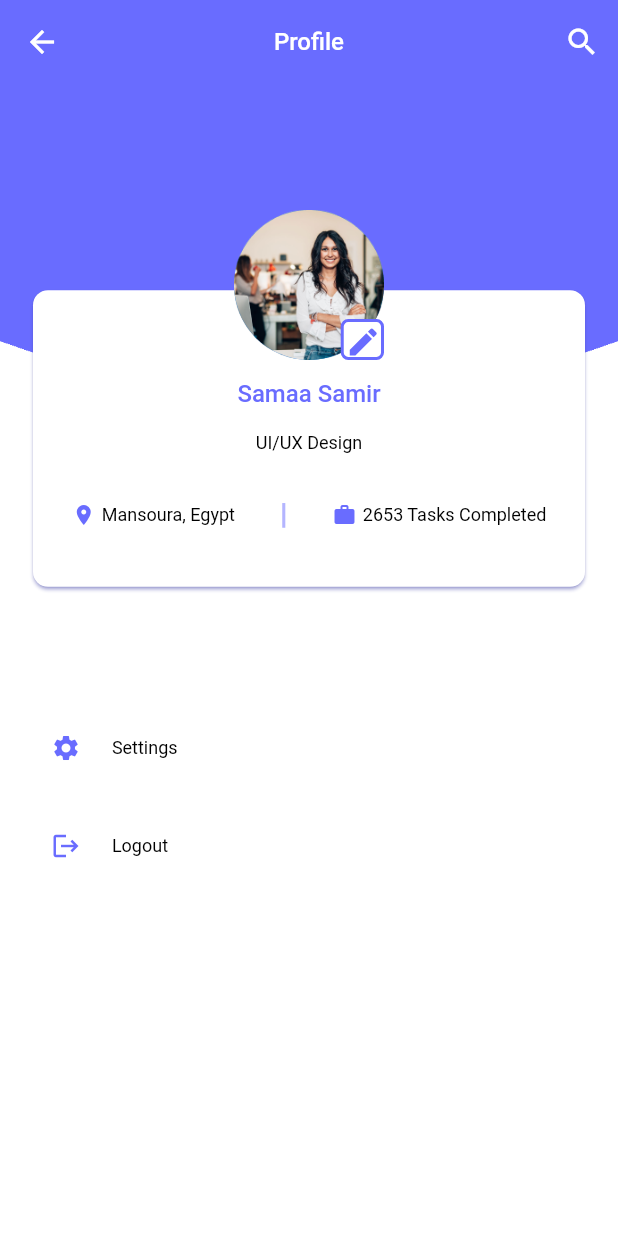
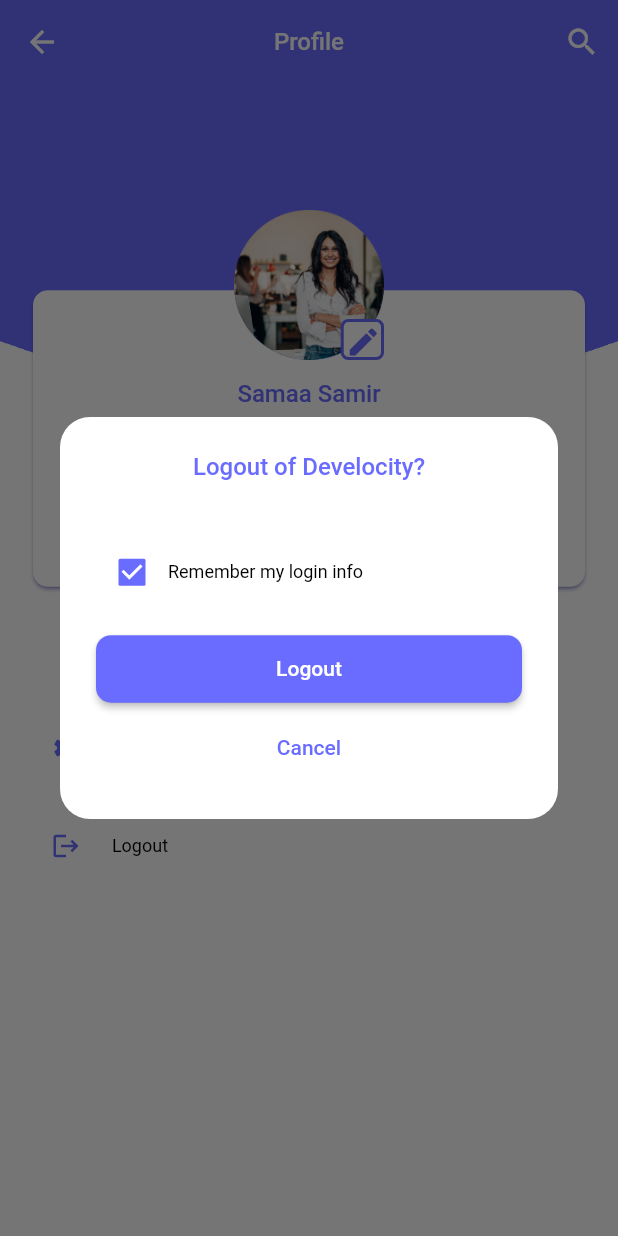
Before and after one commit to Ibrahim-Amin-code/Develocity, a Flutter app: the screen it shows after launch, after a tap on "Logout", on a phone screen of 412 x 824 dp. Run offline on Flutter 3.47's test engine with Material 2 defaults, Android fonts, the light colour scheme and no system bars; our stand-ins replace bloc, cached_network_image, dio, flutter_bloc, flutter_svg, percent_indicator and 1 more; Roboto replaces fonts that are missing (SF Pro Display).

Commit message:
logout commit

```diff
--- a/lib/constants/theme/themes.dart
+++ b/lib/constants/theme/themes.dart
@@ -3,6 +3,18 @@
 import 'package:flutter/services.dart';
 
 ThemeData lightTheme = ThemeData(
+  primarySwatch: const MaterialColor(0xff696CFF,{
+    50:  Color(0xff696CF0),
+    100: Color(0xff696CF1),
+    200: Color(0xff696CF2),
+    300: Color(0xff696CF3),
+    400: Color(0xff696CF4),
+    500: Color(0xff696CFF),
+    600: Color(0xff696CF6),
+    700: Color(0xff696CF7),
+    800: Color(0xff696CF8),
+    900: Color(0xff696CF9),
+  }),
   scaffoldBackgroundColor: Colors.white,
   textTheme: TextTheme(
     bodySmall: const TextStyle(
--- a/lib/presentation/admins/screens/profile/cubit/cubit.dart
+++ b/lib/presentation/admins/screens/profile/cubit/cubit.dart
@@ -10,7 +10,6 @@
 
    void profileEdit(){
      profileEditing = !profileEditing;
-
      emit(ProfileEditingState());
    }
 }
--- a/lib/presentation/admins/screens/profile/profile_components.dart
+++ b/lib/presentation/admins/screens/profile/profile_components.dart
@@ -50,7 +50,7 @@
     double height = MediaQuery.of(context).size.height;
     double width = MediaQuery.of(context).size.width;
     return MaterialButton(
-      height: height*0.07,
+      height: height * 0.07,
       onPressed: () {
         onTap();
       },
@@ -143,13 +143,15 @@
       children: [
         Padding(
           padding: const EdgeInsets.all(3.0),
-          child: Text(label,
-          style: TextStyle(
-            fontSize: 14.0,
-            fontFamily: 'SF Pro Display',
-            fontWeight: FontWeight.w500,
-            color: MyColors.mainColor,
-          ),),
+          child: Text(
+            label,
+            style: TextStyle(
+              fontSize: 14.0,
+              fontFamily: 'SF Pro Display',
+              fontWeight: FontWeight.w500,
+              color: MyColors.mainColor,
+            ),
+          ),
         ),
         TextFormField(
           controller: controller,
@@ -180,7 +182,7 @@
                 width: 2.0,
               ),
             ),
-            focusedErrorBorder:  OutlineInputBorder(
+            focusedErrorBorder: OutlineInputBorder(
               borderSide: BorderSide(
                 color: MyColors.mainColor,
                 width: 2.0,
@@ -198,3 +200,68 @@
     );
   }
 }
+
+class LogoutAlertDialog extends StatelessWidget {
+  String title;
+  String bodyText;
+  String buttonText;
+  Function buttonOnPressed;
+  String cancelText;
+  Function cancelOnPressed;
+
+  LogoutAlertDialog(
+    this.title,
+    this.bodyText,
+    this.buttonText,
+    this.buttonOnPressed,
+    this.cancelText,
+    this.cancelOnPressed,
+  );
+
+  @override
+  Widget build(BuildContext context) {
+    double height = MediaQuery.of(context).size.height;
+    double width = MediaQuery.of(context).size.width;
+    return AlertDialog(
+      elevation: 0.0,
+      scrollable: true,
+      shape: RoundedRectangleBorder(
+        borderRadius: BorderRadius.circular(20.0),
+      ),
+      title: Center(
+        child: Text(
+          title,
+          style: Theme.of(context).textTheme.titleMedium,
+        ),
+      ),
+      content: Column(
+        mainAxisAlignment: MainAxisAlignment.center,
+        children: [
+          SizedBox(height: height*0.02,),
+          Row(
+            children: [
+              Checkbox(value: true, onChanged: (s) {}),
+
+              Text(
+                bodyText,
+                style: Theme.of(context).textTheme.bodySmall,
+              )
+            ],
+          ),
+          SizedBox(height: height*0.02,width: width,),
+          CustomButton(
+              onPressed: () {
+                buttonOnPressed();
+              },
+              text: buttonText),
+          SizedBox(height: height*0.005,),
+          TextButton(
+              onPressed: () {
+                cancelOnPressed();
+              },
+              child: Text(cancelText)),
+        ],
+      ),
+    );
+  }
+}
--- a/lib/presentation/admins/screens/profile/profile_screen.dart
+++ b/lib/presentation/admins/screens/profile/profile_screen.dart
@@ -14,21 +14,19 @@
 }
 
 class _ProfileScreenState extends State<ProfileScreen> {
-
   final _keyForm = GlobalKey<FormState>();
   final TextEditingController _nameController = TextEditingController();
   final TextEditingController _emailController = TextEditingController();
   final TextEditingController _phoneController = TextEditingController();
   final TextEditingController _passwordController = TextEditingController();
 
-
   @override
   Widget build(BuildContext context) {
     ProfileCubit _cubit = ProfileCubit.get(context);
     double height = MediaQuery.of(context).size.height;
     double width = MediaQuery.of(context).size.width;
-    return BlocConsumer<ProfileCubit,ProfileStates>(
-      listener: (BuildContext context, state) {  },
+    return BlocConsumer<ProfileCubit, ProfileStates>(
+      listener: (BuildContext context, state) {},
       builder: (BuildContext context, state) {
         return Scaffold(
           backgroundColor: Colors.white,
@@ -48,10 +46,14 @@
               ),
             ),
             elevation: 0.0,
-            actions: [IconButton(onPressed: () {}, icon: const Icon(Icons.search))],
+            actions: [
+              IconButton(onPressed: () {}, icon: const Icon(Icons.search))
+            ],
             leading: IconButton(
                 onPressed: () {
-                _cubit.profileEditing? _cubit.profileEdit() : Navigator.of(context).pop();
+                  _cubit.profileEditing
+                      ? _cubit.profileEdit()
+                      : Navigator.of(context).pop();
                 },
                 icon: const Icon(Icons.arrow_back_outlined)),
           ),
@@ -102,8 +104,8 @@
                                                         .textTheme
                                                         .titleMedium!
                                                         .copyWith(
-                                                  color:
-                                                  MyColors.mainColor),
+                                                            color: MyColors
+                                                                .mainColor),
                                                   ),
                                                   SizedBox(
                                                     height: height * 0.02,
@@ -114,7 +116,8 @@
                                                         .textTheme
                                                         .bodySmall!
                                                         .copyWith(
-                                                  color: Colors.black),
+                                                            color:
+                                                                Colors.black),
                                                   ),
                                                 ],
                                               )
@@ -164,20 +167,23 @@
                                     ),
                                   ),
                                 ),
-                                if(!_cubit.profileEditing)
+                                if (!_cubit.profileEditing)
                                   GestureDetector(
                                     onTap: () {
                                       _cubit.profileEdit();
                                     },
                                     child: Container(
-                                      padding: const EdgeInsetsDirectional.all(1.0),
+                                      padding:
+                                          const EdgeInsetsDirectional.all(1.0),
                                       height: height * 0.033,
                                       width: width * 0.07,
                                       decoration: BoxDecoration(
                                         color: Colors.white,
                                         border: Border.all(
-                                            color: MyColors.mainColor, width: 2.0),
-                                        borderRadius: BorderRadius.circular(5.0),
+                                            color: MyColors.mainColor,
+                                            width: 2.0),
+                                        borderRadius:
+                                            BorderRadius.circular(5.0),
                                       ),
                                       child: Icon(
                                         Icons.edit,
@@ -211,7 +217,19 @@
                                   MenuProfileItems(
                                     text: 'Logout',
                                     icon: Icons.logout,
-                              onTap: () {},
+                                    onTap: () {
+                                      showDialog(context: context, builder: (BuildContext context){
+                                        return LogoutAlertDialog(
+                                            'Logout of Develocity?',
+                                            'Remember my login info',
+                                            'Logout',
+                                                () {},
+                                            'Cancel',
+                                                () {
+                                              Navigator.of(context).pop();
+                                                });
+                                      });
+                                    },
                                   ),
                                 ],
                               ),
@@ -221,69 +239,55 @@
                               child: Column(
                                 children: [
                                   CustomTextFormField(
-                                _nameController,
-                                TextInputType.name,
+                                      _nameController, TextInputType.name,
                                       (String value) {
-                                  if(value.isEmpty){
+                                    if (value.isEmpty) {
                                       return 'Please Enter your name!';
                                     }
-                                },
-                                'Name *',
-                                'Type Name',
-                                    () {}),
+                                  }, 'Name *', 'Type Name', () {}),
+                                  SizedBox(
+                                    height: height * 0.02,
+                                  ),
+                                  CustomTextFormField(_emailController,
+                                      TextInputType.emailAddress,
+                                      (String value) {
+                                    if (value.isEmpty) {
+                                      return 'Please Enter your email!';
+                                    }
+                                  }, 'Email *', 'Enter Email', () {}),
                                   SizedBox(
                                     height: height * 0.02,
                                   ),
                                   CustomTextFormField(
-                                _emailController,
-                                TextInputType.emailAddress,
+                                      _phoneController, TextInputType.phone,
                                       (String value) {
-                                  if(value.isEmpty){
-                                    return 'Please Enter your email!';
+                                    if (value.isEmpty) {
+                                      return 'Please Enter your phone!';
                                     }
-                                },
-                                'Email *',
-                                'Enter Email',
-                                    () {}),
+                                  }, 'Phone Number *', 'Type Number', () {}),
                                   SizedBox(
                                     height: height * 0.02,
                                   ),
-                            CustomTextFormField(
-                                _phoneController,
-                                TextInputType.phone,
-                                    (String value) {
-                                  if(value.isEmpty){
-                                    return 'Please Enter your phone!';
-                                  }
-                                },
-                                'Phone Number *',
-                                'Type Number',
-                                    () {}),
-                            SizedBox(
-                              height: height * 0.02,
-                            ),
-                            CustomTextFormField(
-                                _passwordController,
+                                  CustomTextFormField(_passwordController,
                                       TextInputType.visiblePassword,
                                       (String value) {
-                                  if(value.isEmpty){
+                                    if (value.isEmpty) {
                                       return 'Please Enter your password!';
                                     }
-                                },
-                                'Password *',
-                                'Type Password',
-                                    () {}),
+                                  }, 'Password *', 'Type Password', () {}),
                                   SizedBox(
                                     height: height * 0.05,
                                   ),
-                            CustomButton(onPressed: () {
-                              if(_keyForm.currentState!.validate()){
+                                  CustomButton(
+                                      onPressed: () {
+                                        if (_keyForm.currentState!.validate()) {
                                           print(_nameController.text);
                                           print(_phoneController.text);
                                           print(_emailController.text);
                                           print(_passwordController.text);
                                         }
-                            }, text: 'Edit')
+                                      },
+                                      text: 'Edit')
                                 ],
                               ),
                             ),
```
Lines whose indentation alone changed are shown as unchanged.
